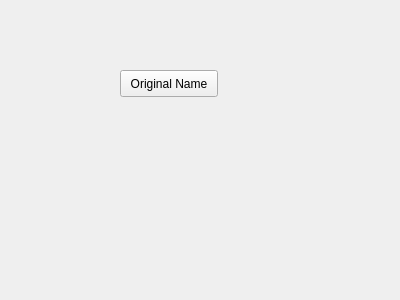
Qt form resource/MyPlugin.ui (tylerjohnbecker/htt-viz) before a commit.
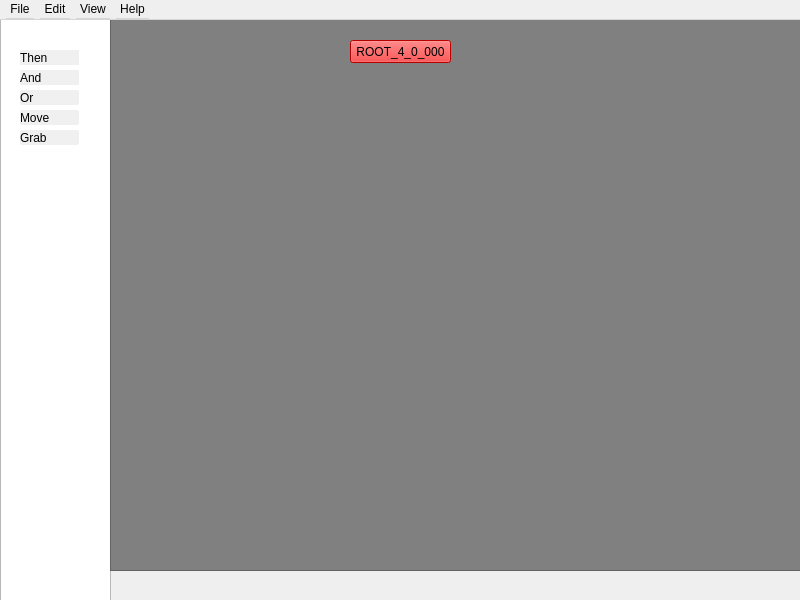
The same form after that commit.

Commit message: Add MockUp .ui File. THIS IS NOT FUNCTIONAL, DO NOT USE IT!

```diff
--- a/resource/MyPlugin.ui
+++ b/resource/MyPlugin.ui
@@ -6,25 +6,204 @@
    <rect>
     <x>0</x>
     <y>0</y>
-    <width>400</width>
-    <height>300</height>
+    <width>800</width>
+    <height>600</height>
    </rect>
   </property>
   <property name="windowTitle">
    <string>Form</string>
   </property>
-  <widget class="QPushButton" name="Test">
+  <widget class="QWidget" name="centralwidget">
+   <widget class="QListView" name="listView">
+    <property name="geometry">
+     <rect>
+      <x>0</x>
+      <y>0</y>
+      <width>111</width>
+      <height>601</height>
+     </rect>
+    </property>
+    <property name="styleSheet">
+     <string notr="true"/>
+    </property>
+   </widget>
+   <widget class="QGraphicsView" name="graphicsView">
+    <property name="geometry">
+     <rect>
+      <x>110</x>
+      <y>0</y>
+      <width>691</width>
+      <height>571</height>
+     </rect>
+    </property>
+    <property name="styleSheet">
+     <string notr="true">background-color: grey;</string>
+    </property>
+   </widget>
+   <widget class="QLabel" name="label">
+    <property name="geometry">
+     <rect>
+      <x>20</x>
+      <y>50</y>
+      <width>59</width>
+      <height>15</height>
+     </rect>
+    </property>
+    <property name="styleSheet">
+     <string notr="true">background-color: #f0f0f0</string>
+    </property>
+    <property name="text">
+     <string>Then</string>
+    </property>
+   </widget>
+   <widget class="QLabel" name="label_2">
+    <property name="geometry">
+     <rect>
+      <x>20</x>
+      <y>70</y>
+      <width>59</width>
+      <height>15</height>
+     </rect>
+    </property>
+    <property name="styleSheet">
+     <string notr="true">background-color: #f0f0f0</string>
+    </property>
+    <property name="text">
+     <string>And</string>
+    </property>
+   </widget>
+   <widget class="QLabel" name="label_3">
+    <property name="geometry">
+     <rect>
+      <x>20</x>
+      <y>90</y>
+      <width>59</width>
+      <height>15</height>
+     </rect>
+    </property>
+    <property name="styleSheet">
+     <string notr="true">background-color: #f0f0f0; 
+border-radius: 2px; </string>
+    </property>
+    <property name="text">
+     <string>Or</string>
+    </property>
+   </widget>
+   <widget class="QLabel" name="label_4">
+    <property name="geometry">
+     <rect>
+      <x>20</x>
+      <y>110</y>
+      <width>59</width>
+      <height>15</height>
+     </rect>
+    </property>
+    <property name="styleSheet">
+     <string notr="true">background-color: #f0f0f0; 
+border-radius: 2px; </string>
+    </property>
+    <property name="text">
+     <string>Move</string>
+    </property>
+   </widget>
+   <widget class="QLabel" name="label_5">
+    <property name="geometry">
+     <rect>
+      <x>20</x>
+      <y>130</y>
+      <width>59</width>
+      <height>15</height>
+     </rect>
+    </property>
+    <property name="styleSheet">
+     <string notr="true">background-color: #f0f0f0; 
+border-radius: 2px; </string>
+    </property>
+    <property name="text">
+     <string>Grab</string>
+    </property>
+   </widget>
+   <widget class="QPushButton" name="pushButton">
+    <property name="geometry">
+     <rect>
+      <x>350</x>
+      <y>40</y>
+      <width>101</width>
+      <height>23</height>
+     </rect>
+    </property>
+    <property name="styleSheet">
+     <string notr="true">background-color: rgb(255,0,0);</string>
+    </property>
+    <property name="text">
+     <string>ROOT_4_0_000</string>
+    </property>
+   </widget>
+  </widget>
+  <widget class="QToolBar" name="toolBar">
+   <property name="windowTitle">
+    <string>toolBar</string>
+   </property>
+   <attribute name="toolBarArea">
+    <enum>TopToolBarArea</enum>
+   </attribute>
+   <attribute name="toolBarBreak">
+    <bool>false</bool>
+   </attribute>
+  </widget>
+  <widget class="QMenuBar" name="menuBar">
    <property name="geometry">
     <rect>
-     <x>120</x>
-     <y>70</y>
-     <width>98</width>
-     <height>27</height>
+     <x>0</x>
+     <y>0</y>
+     <width>800</width>
+     <height>20</height>
     </rect>
    </property>
-   <property name="text">
-    <string>Original Name</string>
+   <property name="defaultUp">
+    <bool>false</bool>
    </property>
+   <property name="nativeMenuBar">
+    <bool>true</bool>
+   </property>
+   <widget class="QMenu" name="menuFile">
+    <property name="title">
+     <string>File</string>
+    </property>
+    <addaction name="actionSave"/>
+    <addaction name="actionLoad"/>
+    <addaction name="actionNew"/>
+    <addaction name="separator"/>
+    <addaction name="actionSave_as"/>
+    <addaction name="actionExit"/>
+   </widget>
+   <widget class="QMenu" name="menuEdit">
+    <property name="title">
+     <string>Edit</string>
+    </property>
+    <addaction name="actionUndo"/>
+    <addaction name="actionRedo"/>
+    <addaction name="separator"/>
+    <addaction name="actionCopy"/>
+    <addaction name="actionCut"/>
+    <addaction name="actionPaste"/>
+   </widget>
+   <widget class="QMenu" name="menuView">
+    <property name="title">
+     <string>View</string>
+    </property>
+    <addaction name="actionDebug_Console"/>
+   </widget>
+   <widget class="QMenu" name="menuHelp">
+    <property name="title">
+     <string>Help</string>
+    </property>
+    <addaction name="actionAbout"/>
+   </widget>
+   <addaction name="menuFile"/>
+   <addaction name="menuEdit"/>
+   <addaction name="menuView"/>
+   <addaction name="menuHelp"/>
   </widget>
  </widget>
  <resources/>
```
Left out of the diff: 66 changed lines with no effect on the pictures. The commit also changes 2 other files.
